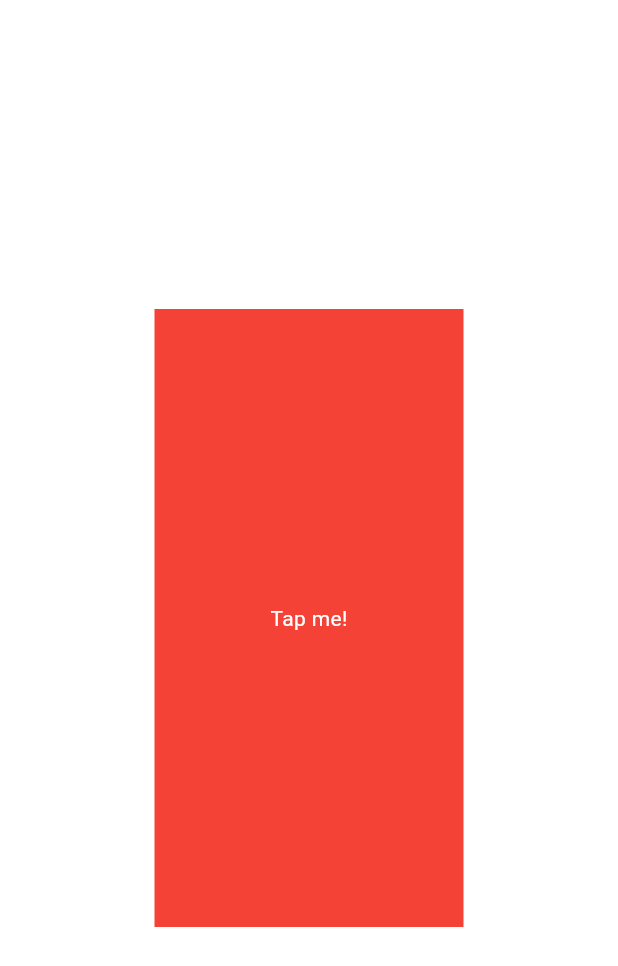
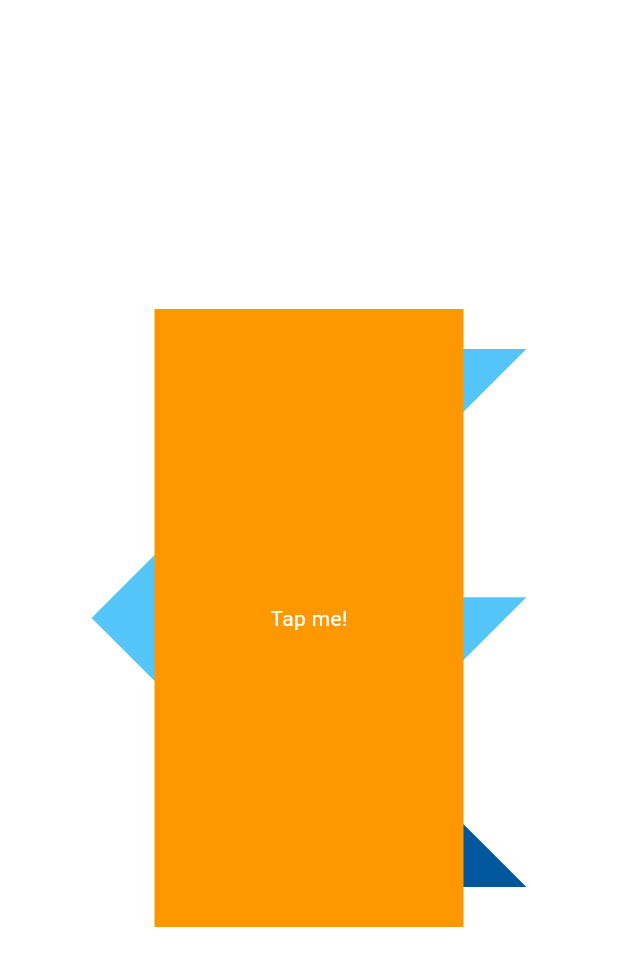
Before and after one commit to RaxoTheOne/my_weekplaner_app, a Flutter app: the screen it shows after launch, on a phone screen of 412 x 824 dp. Shown: the top 966 px of the screen. Run offline on Flutter 3.47's test engine with Material 3 defaults, Android fonts, the phone set to English and light mode, and no system bars; our stand-ins replace table_calendar.

Commit message:
image in assets added Flutter logo vergrößert

```diff
--- a/lib/splashscreen.dart
+++ b/lib/splashscreen.dart
@@ -27,7 +27,7 @@ class _SplashScreenState extends State<SplashScreen> {
           Container(
             color: Colors.white,
             child: Center(
-              child: FlutterLogo(size: 200),
+              child: FlutterLogo(size: 400),
             ),
           ),
           // Animierter roter Container mit InkWell
@@ -46,7 +46,7 @@ class _SplashScreenState extends State<SplashScreen> {
               child: Container(
                 width: MediaQuery.of(context).size.width / 2,
                 height: MediaQuery.of(context).size.height / 2,
-                color: Colors.red,
+                color: Colors.orange,
                 child: Center(
                   child: Text(
                     'Tap me!',
```
Also changed, not shown: assets/_44db56b6-465b-4127-bf30-e0fb740191e8.jpeg (added).
